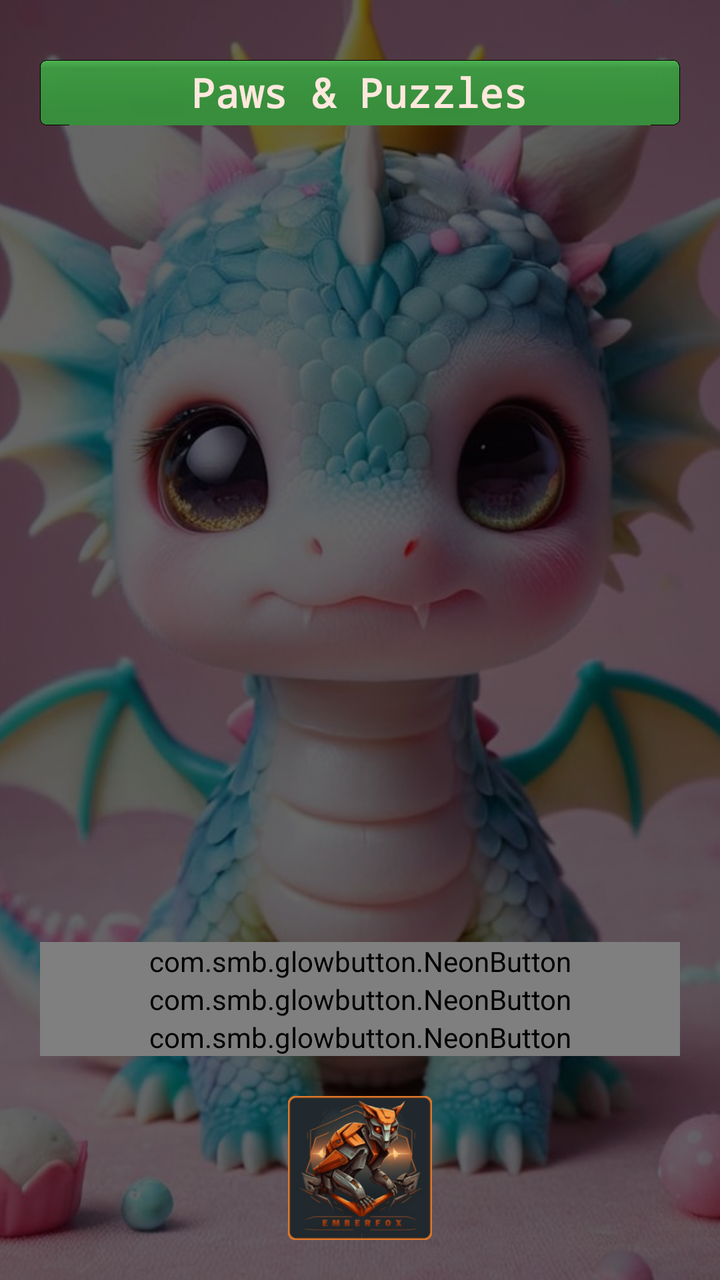
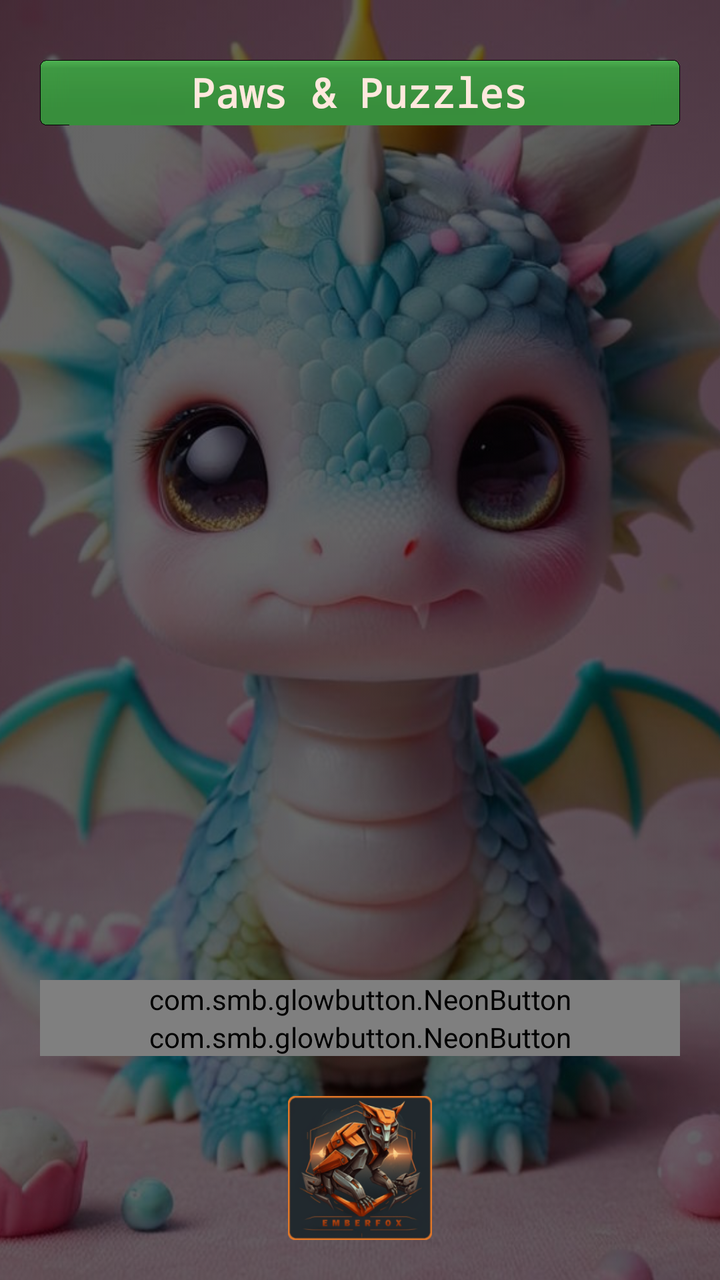

An Android layout rendered at two revisions. The XML below is the earlier revision; the diff shows what the commit changed to produce the second picture.
<!-- AndroidManifest.xml: application theme AppTheme -->
<!-- res/layout/main_menu_activity.xml -->
<?xml version="1.0" encoding="utf-8"?>
<androidx.constraintlayout.widget.ConstraintLayout xmlns:android="http://schemas.android.com/apk/res/android"
    xmlns:app="http://schemas.android.com/apk/res-auto"
    xmlns:tools="http://schemas.android.com/tools"
    android:id="@+id/main_game_activity_main_layout"
    android:layout_width="match_parent"
    android:layout_height="match_parent"
    android:background="@color/black"
    tools:context=".activity.MainMenuActivity">

    <ImageView
        android:id="@+id/main_menu_background"
        android:layout_width="match_parent"
        android:layout_height="match_parent"
        android:alpha="0.4"
        android:contentDescription="@string/app_name"
        android:scaleType="centerCrop"
        android:src="@drawable/main_menu_background" />

    <TextView
        android:id="@+id/main_menu_activity_game_title"
        android:layout_width="0dp"
        android:layout_height="wrap_content"
        android:layout_marginStart="20dp"
        android:layout_marginTop="30dp"
        android:layout_marginEnd="20dp"
        android:background="@drawable/text_background"
        android:fontFamily="monospace"
        android:gravity="center"
        android:text="@string/app_name"
        android:textColor="@color/white"
        android:textSize="20sp"
        android:textStyle="bold"
        app:layout_constraintEnd_toEndOf="parent"
        app:layout_constraintStart_toStartOf="parent"
        app:layout_constraintTop_toTopOf="parent" />

    

    <LinearLayout
        android:id="@+id/buttons_container"
        android:layout_width="0dp"
        android:layout_height="wrap_content"
        android:layout_marginStart="20dp"
        android:layout_marginTop="20dp"
        android:layout_marginEnd="20dp"
        android:layout_marginBottom="20dp"
        android:orientation="vertical"
        app:layout_constraintBottom_toTopOf="@id/main_menu_activity_emberfox_logo"
        app:layout_constraintEnd_toEndOf="parent"
        app:layout_constraintStart_toStartOf="parent"
        app:layout_constraintTop_toBottomOf="@id/main_menu_activity_game_title"
        app:layout_constraintVertical_bias="1.0"> 

        <com.smb.glowbutton.NeonButton
            android:id="@+id/main_menu_activity_play_the_game"
            android:layout_width="match_parent"
            android:layout_height="wrap_content"
            app:nb_cornerRadius="30dp"
            app:nb_disabledStateColor="@android:color/darker_gray"
            app:nb_drawableEnd="@drawable/ic_puzzle_36dp"
            app:nb_drawablePadding="10dp"
            app:nb_drawableStart="@drawable/ic_puzzle_36dp"
            app:nb_gradientEnd="@color/colorAccent"
            app:nb_gradientStart="@color/colorPrimary"
            app:nb_text="@string/main_menu_activity_play_the_game"
            app:nb_textColor="@color/colorAccent"
            app:nb_textSize="18dp"
            app:nb_textStyle="normal" />

        <com.smb.glowbutton.NeonButton
            android:id="@+id/main_menu_activity_unlocked_gallery"
            android:layout_width="match_parent"
            android:layout_height="wrap_content"
            app:nb_cornerRadius="30dp"
            app:nb_disabledStateColor="@android:color/darker_gray"
            app:nb_drawableEnd="@drawable/ic_gallery_36dp"
            app:nb_drawablePadding="10dp"
            app:nb_drawableStart="@drawable/ic_gallery_36dp"
            app:nb_gradientEnd="@color/colorAccent"
            app:nb_gradientStart="@color/colorPrimary"
            app:nb_text="@string/main_menu_activity_unlocked_gallery"
            app:nb_textColor="@color/colorAccent"
            app:nb_textSize="18dp"
            app:nb_textStyle="normal" />

        <com.smb.glowbutton.NeonButton
            android:id="@+id/main_menu_activity_more_apps"
            android:layout_width="match_parent"
            android:layout_height="wrap_content"
            app:nb_cornerRadius="30dp"
            app:nb_disabledStateColor="@android:color/darker_gray"
            app:nb_drawableEnd="@drawable/ic_gallery_36dp"
            app:nb_drawablePadding="10dp"
            app:nb_drawableStart="@drawable/ic_gallery_36dp"
            app:nb_gradientEnd="@color/colorAccent"
            app:nb_gradientStart="@color/colorPrimary"
            app:nb_text="@string/main_menu_activity_more_apps"
            app:nb_textColor="@color/colorAccent"
            app:nb_textSize="18dp"
            app:nb_textStyle="normal" />
    </LinearLayout>

    <ImageView
        android:id="@+id/main_menu_activity_emberfox_logo"
        android:layout_width="72dp"
        android:layout_height="72dp"
        android:layout_marginBottom="20dp"
        android:contentDescription="@string/app_name"
        android:src="@drawable/emberfox_logo"
        app:layout_constraintBottom_toBottomOf="parent"
        app:layout_constraintEnd_toEndOf="parent"
        app:layout_constraintStart_toStartOf="parent" />
</androidx.constraintlayout.widget.ConstraintLayout>
<!-- resources referenced by this layout -->
<resources>
  <color name="black">#FF000000</color>
  <color name="colorAccent">#8BC34A</color>
  <color name="colorPrimary">#4CAF50</color>
  <color name="white">#FFE8DD</color>
  <!-- drawable emberfox_logo: png bitmap (drawable-nodpi, 56155 bytes) -->
  <!-- drawable ic_gallery_36dp (drawable) -->
  <vector xmlns:android="http://schemas.android.com/apk/res/android" android:height="36dp" android:viewportHeight="960" android:viewportWidth="960" android:width="36dp">
  
      <path android:fillColor="#000000" android:pathData="M350,575.33h394l-130.67,-174 -99.33,130 -66,-84.66 -98,128.66ZM280,746.67q-27,0 -46.83,-19.84Q213.33,707 213.33,680v-533.33q0,-27 19.84,-46.84Q253,80 280,80h533.33q27,0 46.84,19.83Q880,119.67 880,146.67L880,680q0,27 -19.83,46.83 -19.84,19.84 -46.84,19.84L280,746.67ZM280,680h533.33v-533.33L280,146.67L280,680ZM146.67,880q-27,0 -46.84,-19.83Q80,840.33 80,813.33v-600h66.67v600h600L746.67,880h-600ZM280,146.67L280,680v-533.33Z"/>
  
  </vector>
  <!-- drawable ic_puzzle_36dp (drawable) -->
  <vector xmlns:android="http://schemas.android.com/apk/res/android" android:height="36dp" android:viewportHeight="960" android:viewportWidth="960" android:width="36dp">
  
      <path android:fillColor="#000000" android:pathData="M354.67,840h-168q-27,0 -46.84,-19.83Q120,800.33 120,773.33v-168q45.33,-3.33 78.33,-33.16 33,-29.84 33,-74.17t-33,-74.17q-33,-29.83 -78.33,-33.16v-168q0,-27 19.83,-46.84Q159.67,156 186.67,156L358,156q7.33,-40.67 36,-68.33Q422.67,60 463.33,60q40.67,0 69.34,27.67 28.66,27.66 36,68.33h168.66q27,0 46.84,19.83Q804,195.67 804,222.67v168.66q40.67,7.34 67.33,37.34 26.67,30 26.67,70.66 0,40.67 -26.67,68.34 -26.66,27.66 -67.33,35v170.66q0,27 -19.83,46.84Q764.33,840 737.33,840h-168q-3.33,-48.67 -34.16,-80 -30.84,-31.33 -73.17,-31.33T388.83,760q-30.83,31.33 -34.16,80ZM186.67,773.33h115q24.66,-62.66 72.26,-87 47.59,-24.33 88,-24.33 40.4,0 88.07,24.33 47.67,24.34 72.33,87h115v-236.66L794,536.67q16,0 26.67,-10.67 10.66,-10.67 10.66,-26.67t-10.66,-26.66Q810,462 794,462h-56.67v-239.33L500.67,222.67L500.67,164q0,-16 -10.67,-26.67 -10.67,-10.66 -26.67,-10.66t-26.66,10.66Q426,148 426,164v58.67L186.67,222.67v116q50.1,18.54 80.71,62.12Q298,444.37 298,498.15q0,52.85 -30.67,96.52 -30.66,43.66 -80.66,62.66v116ZM463.33,499.33Z"/>
  
  </vector>
  <!-- drawable main_menu_background: jpg bitmap (drawable-nodpi, 82883 bytes) -->
  <!-- drawable text_background: png bitmap (drawable-nodpi, 2060 bytes) -->
  <string name="app_name" translatable="false">Paws &amp; Puzzles</string>
  <string name="main_menu_activity_more_apps">More apps like this</string>
  <string name="main_menu_activity_play_the_game">Let\'s play!</string>
  <string name="main_menu_activity_unlocked_gallery">Gallery of revealed pictures</string>
  <style name="AppTheme" parent="Theme.AppCompat.Light.DarkActionBar">
          
          <item name="colorPrimary">@color/colorPrimary</item>
          <item name="colorPrimaryDark">@color/colorPrimaryDark</item>
          <item name="colorAccent">@color/colorAccent</item>
      </style>
  <color name="colorPrimaryDark">#388E3C</color>
</resources>

<!-- the commit's change to res/layout/main_menu_activity.xml (unified diff, before → after) -->
@@ -83,22 +83,6 @@
             app:nb_textColor="@color/colorAccent"
             app:nb_textSize="18dp"
             app:nb_textStyle="normal" />
-
-        <com.smb.glowbutton.NeonButton
-            android:id="@+id/main_menu_activity_more_apps"
-            android:layout_width="match_parent"
-            android:layout_height="wrap_content"
-            app:nb_cornerRadius="30dp"
-            app:nb_disabledStateColor="@android:color/darker_gray"
-            app:nb_drawableEnd="@drawable/ic_gallery_36dp"
-            app:nb_drawablePadding="10dp"
-            app:nb_drawableStart="@drawable/ic_gallery_36dp"
-            app:nb_gradientEnd="@color/colorAccent"
-            app:nb_gradientStart="@color/colorPrimary"
-            app:nb_text="@string/main_menu_activity_more_apps"
-            app:nb_textColor="@color/colorAccent"
-            app:nb_textSize="18dp"
-            app:nb_textStyle="normal" />
     </LinearLayout>
 
     <ImageView
<!-- resource entries referenced after the edit -->
@@ -20,7 +20,6 @@
   <!-- drawable main_menu_background: jpg bitmap (drawable-nodpi, 82883 bytes) -->
   <!-- drawable text_background: png bitmap (drawable-nodpi, 2060 bytes) -->
   <string name="app_name" translatable="false">Paws &amp; Puzzles</string>
-  <string name="main_menu_activity_more_apps">More apps like this</string>
   <string name="main_menu_activity_play_the_game">Let\'s play!</string>
   <string name="main_menu_activity_unlocked_gallery">Gallery of revealed pictures</string>
   <style name="AppTheme" parent="Theme.AppCompat.Light.DarkActionBar">
